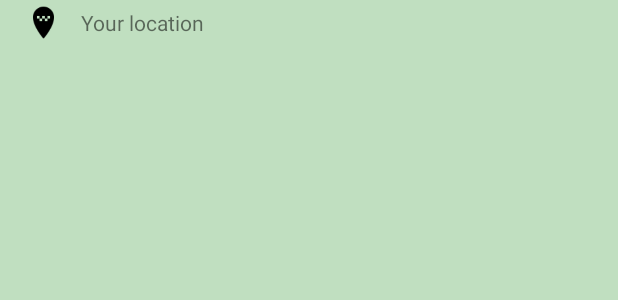
After one commit to HungPLD1/VinID_Creams, an Android app: the layout fragment_store.xml on its own in the app's theme, with its tools: preview values and no code run, on a phone screen of 412 x 824 dp. The commit adds this screen. Shown: the top 300 px of the screen. Run offline under Robolectric (Android 15) with nearby library versions, the phone set to English and light mode, and no system bars.

Commit message:
code more.

```diff
--- a/app/src/main/java/com/example/vinid_icecreams/view/activity/MainActivity.kt
+++ b/app/src/main/java/com/example/vinid_icecreams/view/activity/MainActivity.kt
@@ -8,6 +8,6 @@ import com.example.vinid_icecreams.R
 class MainActivity : AppCompatActivity() {
     override fun onCreate(savedInstanceState: Bundle?, persistentState: PersistableBundle?) {
         super.onCreate(savedInstanceState, persistentState)
-        setContentView(R.layout.activity_home)
+        setContentView(R.layout.activity_main)
     }
 }
--- /dev/null
+++ b/app/src/main/java/com/example/vinid_icecreams/view/adapter/adapterStore/OnItemStoreClicklistener.kt
@@ -0,0 +1,5 @@
+package com.example.vinid_icecreams.view.adapter.adapterStore
+
+interface OnItemStoreClicklistener {
+    fun onItemClick( positon :Int)
+}
--- /dev/null
+++ b/app/src/main/res/layout/fragment_store.xml
@@ -0,0 +1,32 @@
+<?xml version="1.0" encoding="utf-8"?>
+<LinearLayout xmlns:android="http://schemas.android.com/apk/res/android"
+    xmlns:tools="http://schemas.android.com/tools"
+    android:orientation="vertical" android:layout_width="match_parent"
+    android:background="@color/colorBackground"
+    android:layout_height="match_parent">
+    <LinearLayout
+        android:orientation="horizontal"
+        android:layout_width="match_parent"
+        android:layout_height="30dp">
+        <ImageView
+            android:id="@+id/imgLocation"
+            android:paddingTop="4dp"
+            android:paddingStart="4dp"
+            android:paddingBottom="4dp"
+            android:src="@drawable/ic_location"
+            android:layout_width="wrap_content"
+            android:layout_height="wrap_content"
+            tools:ignore="RtlSymmetry" />
+        <TextView
+            android:layout_gravity="center"
+            android:text="Your location"
+            android:id="@+id/txtLocation"
+            android:layout_width="match_parent"
+            android:layout_height="wrap_content"/>
+    </LinearLayout>
+    <androidx.recyclerview.widget.RecyclerView
+        android:layout_margin="10dp"
+        android:id="@+id/rcvStore"
+        android:layout_width="match_parent"
+        android:layout_height="match_parent"/>
+</LinearLayout>
```
Also changed, not shown: app/src/main/java/com/example/vinid_icecreams/view/adapter/adapterStore/AdapterStore.kt (added, +63 -0 lines), app/src/main/java/com/example/vinid_icecreams/view/fragment/shopping/FragmentShopping.kt (renamed from app/src/main/java/com/example/vinid_icecreams/view/fragment/homescreen/HomeFragment.kt, +4 -4 lines), app/src/main/java/com/example/vinid_icecreams/view/fragment/store/FragmentStore.kt (added, +39 -0 lines), app/src/main/res/layout/raw_layout_store.xml (added, +36 -0 lines), app/src/main/res/drawable/ic_close.png (added), app/src/main/res/drawable/ic_location.png (added), app/src/main/res/drawable/ic_open.png (added), app/src/main/res/layout/activity_main.xml (renamed from app/src/main/res/layout/activity_home.xml), app/src/main/res/layout/fragment_shopping.xml (renamed from app/src/main/res/layout/fragment_homescreen.xml), app/src/main/res/layout/ic_close.png (added), app/src/main/res/layout/ic_open.png (added).
